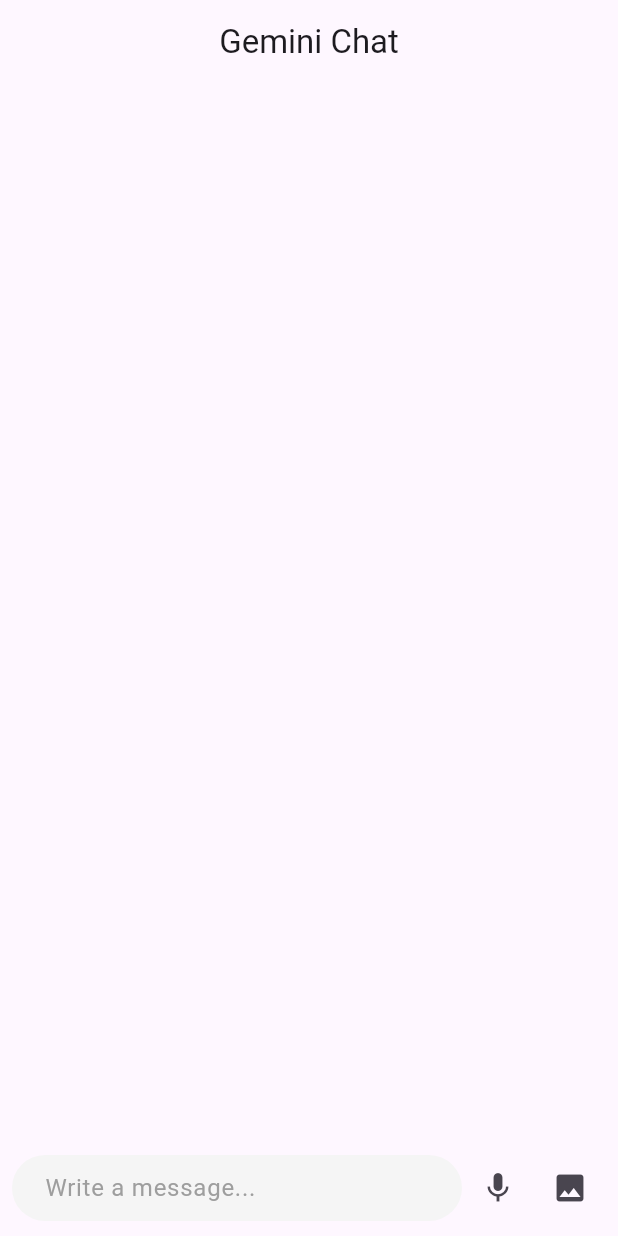
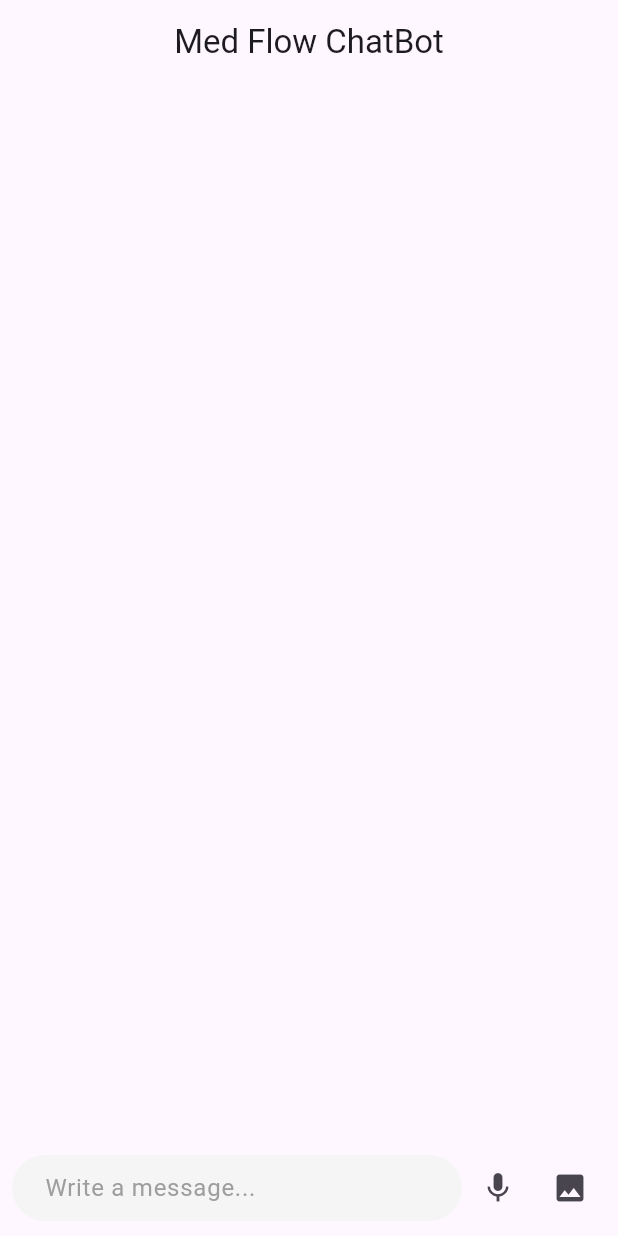
Before and after one commit to Godawela/Alen, a Flutter app: the screen it shows after launch, on a phone screen of 412 x 824 dp. Run offline on Flutter 3.47's test engine with Material 3 defaults, Android fonts, the phone set to English and light mode, and no system bars; drawn by our look-alikes of dash_chat_2; our stand-ins replace flutter_gemini, image_picker, speech_to_text.

Commit message:
issue fix

```diff
--- a/allen/lib/home_page.dart
+++ b/allen/lib/home_page.dart
@@ -26,9 +26,7 @@ class _HomePageState extends State<HomePage> {
   ChatUser currentUser = ChatUser(id: "0", firstName: "User");
   ChatUser geminiUser = ChatUser(
     id: "1",
-    firstName: "Gemini",
-    profileImage:
-        "https://seeklogo.com/images/G/google-gemini-logo-A5787B2669-seeklogo.com.png",
+    firstName: "Med",
   );
   bool _isListening = false;
   String _voiceInput = "";
@@ -39,7 +37,7 @@ class _HomePageState extends State<HomePage> {
       appBar: AppBar(
         centerTitle: true,
         title: const Text(
-          "Gemini Chat",
+          "Med Flow ChatBot",
         ),
       ),
       body: _buildUI(),
--- a/allen/lib/main.dart
+++ b/allen/lib/main.dart
@@ -1,3 +1,4 @@
+
 import 'package:allen/const.dart';
 import 'package:allen/home_page.dart';
 import 'package:flutter/material.dart';
@@ -15,7 +16,7 @@ class MyApp extends StatelessWidget {
   @override
   Widget build(BuildContext context) {
     return MaterialApp(
-      title: 'Flutter Demo',
+      title: 'Med Flow',
       theme: ThemeData(
 
         primarySwatch: Colors.blue,
--- a/allen/pubspec.yaml
+++ b/allen/pubspec.yaml
@@ -32,6 +32,7 @@ dependencies:
     sdk: flutter
 
 
+
   # The following adds the Cupertino Icons font to your application.
   # Use with the CupertinoIcons class for iOS style icons.
   cupertino_icons: ^1.0.8
@@ -64,7 +65,8 @@ flutter:
   uses-material-design: true
 
   # To add assets to your application, add an assets section, like this:
-  # assets:
+  assets:
+    - lib/assets/google-gemini-logo-A5787B2669-seeklogo.com.png
   #   - images/a_dot_burr.jpeg
   #   - images/a_dot_ham.jpeg
 
```
Also changed, not shown: allen/lib/assets/google-gemini-logo-A5787B2669-seeklogo.com.png (added).
